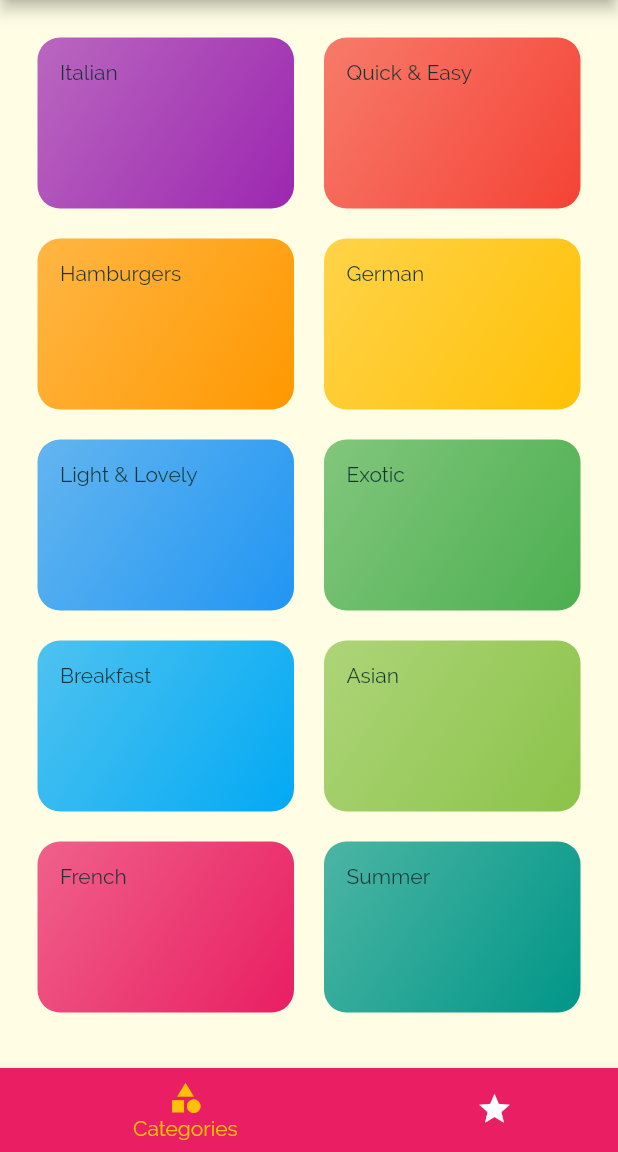
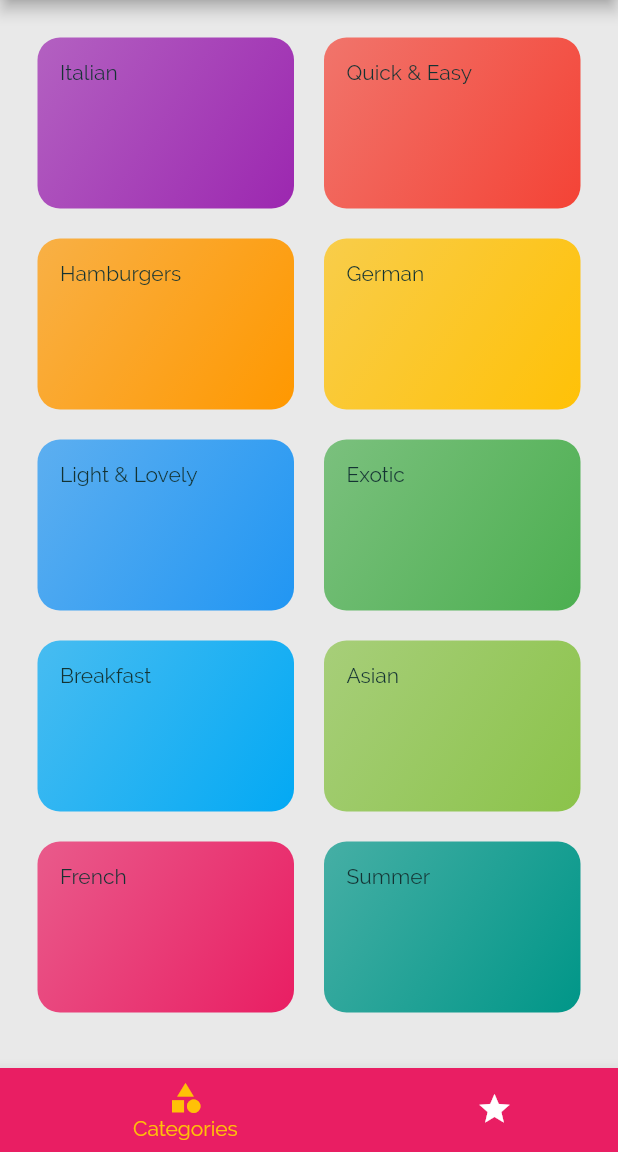
Before and after one commit to leoamato10/meals, a Flutter app: the screen it shows after launch, on a phone screen of 412 x 824 dp, the part 84-1236 px from its top. Run offline on Flutter 3.47's test engine with Material 2 defaults, Android fonts, the phone set to English and light mode, and no system bars; missing offline and left inert: dart:ffi.

Commit message:
backgroundColor changed

```diff
--- a/lib/main.dart
+++ b/lib/main.dart
@@ -14,7 +14,7 @@ class MyApp extends StatelessWidget {
       theme: ThemeData(
         primarySwatch: Colors.pink,
         accentColor: Colors.amber,
-        canvasColor: Color.fromRGBO(255, 254, 229, 1),
+        canvasColor: Color.fromARGB(255, 233, 233, 233),
         fontFamily: 'Raleway',
         textTheme: ThemeData.light().textTheme.copyWith(
             bodyText1: TextStyle(
```
